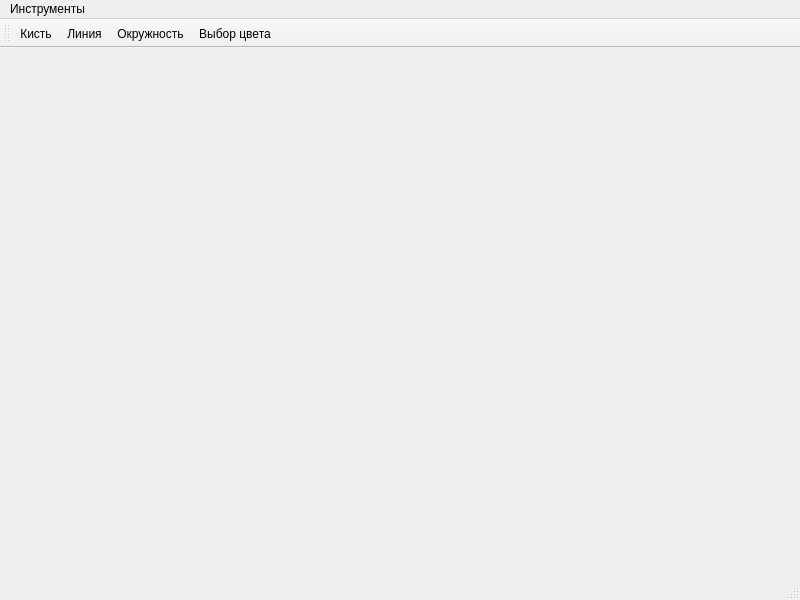
This is window.ui in UnSstrennen/pyqt_graph as Qt 5 draws it before an edit. The edited form follows.
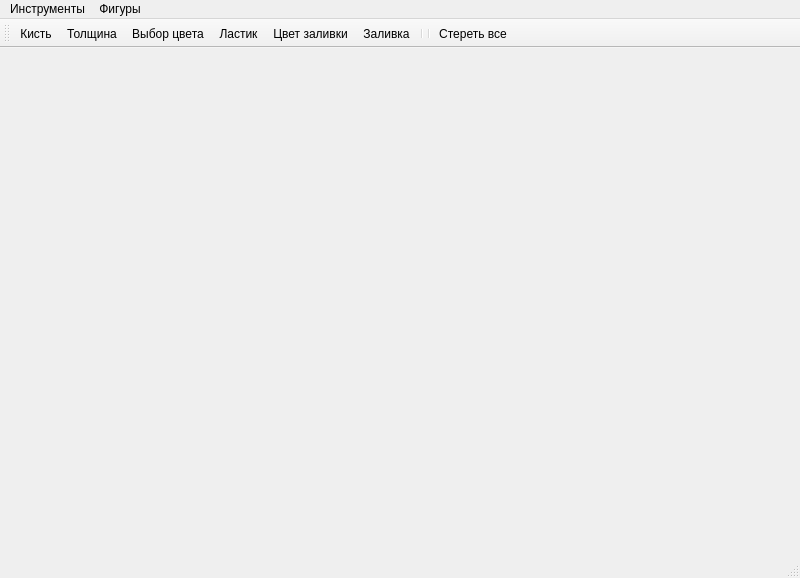
This is the edited form.

Commit message: Добавил толщину, заливку и фигуры

The edit to the form file:
```diff
--- a/window.ui
+++ b/window.ui
@@ -7,7 +7,7 @@
     <x>0</x>
     <y>0</y>
     <width>800</width>
-    <height>600</height>
+    <height>578</height>
    </rect>
   </property>
   <property name="windowTitle">
@@ -23,16 +23,30 @@
      <height>21</height>
     </rect>
    </property>
-   <widget class="QMenu" name="menu">
+   <widget class="QMenu" name="tools">
     <property name="title">
      <string>Инструменты</string>
     </property>
     <addaction name="action_brush"/>
+    <addaction name="action_thick"/>
+    <addaction name="action_color"/>
+    <addaction name="action_eraser"/>
+    <addaction name="action_color_fill"/>
+    <addaction name="action_fill"/>
+    <addaction name="separator"/>
+    <addaction name="action_erase_ever"/>
+   </widget>
+   <widget class="QMenu" name="figures">
+    <property name="title">
+     <string>Фигуры</string>
+    </property>
     <addaction name="action_line"/>
     <addaction name="action_circle"/>
-    <addaction name="action_color"/>
+    <addaction name="action_rect"/>
+    <addaction name="action_square"/>
    </widget>
-   <addaction name="menu"/>
+   <addaction name="tools"/>
+   <addaction name="figures"/>
   </widget>
   <widget class="QStatusBar" name="statusbar"/>
   <widget class="QToolBar" name="toolBar">
@@ -46,15 +60,25 @@
     <bool>false</bool>
    </attribute>
    <addaction name="action_brush"/>
-   <addaction name="action_line"/>
-   <addaction name="action_circle"/>
+   <addaction name="action_thick"/>
    <addaction name="action_color"/>
+   <addaction name="action_eraser"/>
+   <addaction name="action_color_fill"/>
+   <addaction name="action_fill"/>
+   <addaction name="separator"/>
+   <addaction name="separator"/>
+   <addaction name="action_erase_ever"/>
   </widget>
   <action name="action_brush">
    <property name="text">
     <string>Кисть</string>
    </property>
   </action>
+  <action name="action_color">
+   <property name="text">
+    <string>Выбор цвета</string>
+   </property>
+  </action>
   <action name="action_line">
    <property name="text">
     <string>Линия</string>
@@ -65,9 +89,54 @@
     <string>Окружность</string>
    </property>
   </action>
-  <action name="action_color">
+  <action name="action_rect">
    <property name="text">
-    <string>Выбор цвета</string>
+    <string>Прямоугольник</string>
+   </property>
+  </action>
+  <action name="action_star">
+   <property name="text">
+    <string>Звезда</string>
+   </property>
+  </action>
+  <action name="action_square">
+   <property name="text">
+    <string>Квадрат</string>
+   </property>
+  </action>
+  <action name="action_eraser">
+   <property name="text">
+    <string>Ластик</string>
+   </property>
+  </action>
+  <action name="action_erase_ever">
+   <property name="text">
+    <string>Стереть все</string>
+   </property>
+  </action>
+  <action name="action_save">
+   <property name="text">
+    <string>Сохранить</string>
+   </property>
+  </action>
+  <action name="action_open">
+   <property name="text">
+    <string>Открыть</string>
+   </property>
+  </action>
+  <action name="action_thick">
+   <property name="text">
+    <string>Толщина</string>
+   </property>
+  </action>
+  <action name="action_fill">
+   <property name="text">
+    <string>Заливка</string>
+   </property>
+  </action>
+  <action name="action_color_fill">
+   <property name="text">
+    <string>Цвет заливки</string>
    </property>
   </action>
  </widget>
```
